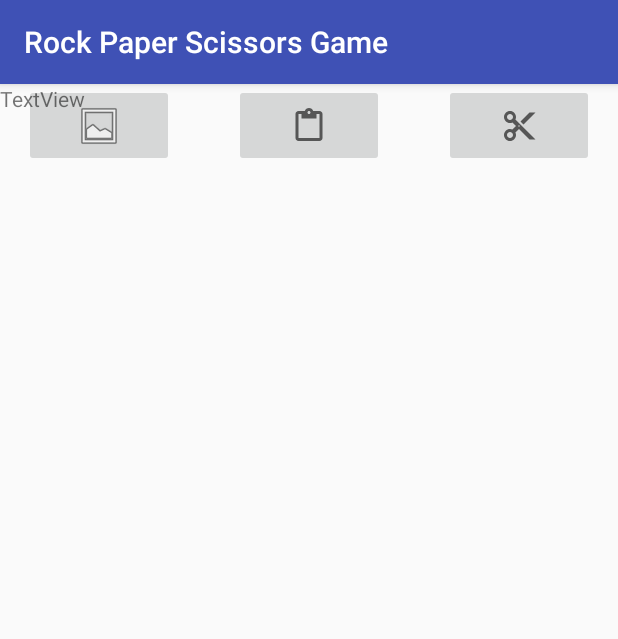
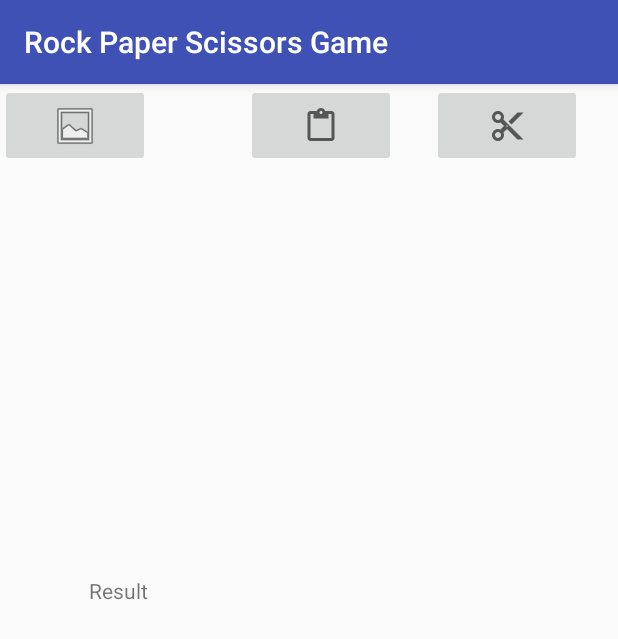
Before and after one commit to mickeyjoe75/android_projects, an Android app: the screen it shows after launch (RPSActivity), on a phone screen of 412 x 824 dp. Shown: the top 639 px of the screen. Run offline under Robolectric (Android 15) with nearby library versions, the phone set to English and light mode, and no system bars.

Commit message:
buttons delivering game result tested

```diff
--- a/RockPaperScissorsGame/app/src/main/java/com/numerounoapps/mjm75/rockpaperscissorsgame/RPSActivity.java
+++ b/RockPaperScissorsGame/app/src/main/java/com/numerounoapps/mjm75/rockpaperscissorsgame/RPSActivity.java
@@ -2,12 +2,44 @@ package com.numerounoapps.mjm75.rockpaperscissorsgame;
 
 import android.support.v7.app.AppCompatActivity;
 import android.os.Bundle;
+import android.view.View;
+import android.widget.Button;
+import android.widget.ImageButton;
+import android.widget.TextView;
 
 public class RPSActivity extends AppCompatActivity {
+    private ImageButton rockButton;
+    private ImageButton paperButton;
+    private ImageButton scissorsButton;
+    private TextView resultTextView;
 
     @Override
     protected void onCreate(Bundle savedInstanceState) {
         super.onCreate(savedInstanceState);
         setContentView(R.layout.activity_rps);
+
+        rockButton = findViewById(R.id.rockButtonID);
+        paperButton = findViewById(R.id.paperButtonID);
+        scissorsButton = findViewById(R.id.scissorsButtonID);
+        resultTextView = findViewById(R.id.resultTextViewID);
+        resultTextView.setText("Result");
+    }
+
+    public void  onRockButtonIDClicked(View imageButton){
+        GameLogic gameLogic = new GameLogic();
+        String words  = gameLogic.getTextForRock();
+        resultTextView.setText(words);
+    }
+
+    public void  onPaperButtonIDClicked(View imageButton){
+        GameLogic gameLogic = new GameLogic();
+        String words  = gameLogic.getTextForPaper();
+        resultTextView.setText(words);
+    }
+
+    public void  onScissorsButtonIDClicked(View imageButton){
+        GameLogic gameLogic = new GameLogic();
+        String words  = gameLogic.getTextForScissors();
+        resultTextView.setText(words);
     }
 }
--- a/RockPaperScissorsGame/app/src/main/res/layout/activity_rps.xml
+++ b/RockPaperScissorsGame/app/src/main/res/layout/activity_rps.xml
@@ -7,53 +7,52 @@
     tools:context=".RPSActivity">
 
     <ImageButton
-        android:id="@+id/imageButton"
+        android:id="@+id/scissorsButtonID"
         android:layout_width="100dp"
         android:layout_height="55dp"
         android:layout_marginEnd="24dp"
-        android:layout_marginLeft="8dp"
         android:layout_marginRight="24dp"
-        android:layout_marginStart="8dp"
+        android:onClick="onScissorsButtonIDClicked"
         app:layout_constraintEnd_toEndOf="parent"
-        app:layout_constraintHorizontal_bias="0.5"
-        app:layout_constraintStart_toEndOf="@+id/imageButton2"
         app:srcCompat="?android:attr/actionModeCutDrawable"
-        tools:layout_editor_absoluteY="41dp" />
+        tools:layout_editor_absoluteY="48dp" />
 
     <ImageButton
-        android:id="@+id/imageButton2"
+        android:id="@+id/paperButtonID"
         android:layout_width="100dp"
         android:layout_height="55dp"
-        android:layout_marginEnd="32dp"
-        android:layout_marginLeft="32dp"
-        android:layout_marginRight="32dp"
-        android:layout_marginStart="32dp"
-        app:layout_constraintEnd_toStartOf="@+id/imageButton"
-        app:layout_constraintStart_toEndOf="@+id/imageButton3"
+        android:layout_marginEnd="24dp"
+        android:layout_marginRight="24dp"
+        android:onClick="onPaperButtonIDClicked"
+        app:layout_constraintEnd_toStartOf="@+id/scissorsButtonID"
+        app:layout_constraintHorizontal_chainStyle="packed"
         app:srcCompat="?android:attr/actionModePasteDrawable"
-        tools:layout_editor_absoluteY="41dp" />
-
-    <ImageButton
-        android:id="@+id/imageButton3"
-        android:layout_width="100dp"
-        android:layout_height="55dp"
-        android:layout_marginEnd="8dp"
-        android:layout_marginLeft="24dp"
-        android:layout_marginRight="8dp"
-        android:layout_marginStart="24dp"
-        app:layout_constraintEnd_toStartOf="@+id/imageButton2"
-        app:layout_constraintStart_toStartOf="parent"
-        app:srcCompat="@android:drawable/ic_menu_gallery"
-        tools:layout_editor_absoluteY="41dp" />
+        tools:layout_editor_absoluteY="48dp" />
 
     <TextView
         android:id="@+id/resultTextViewID"
         android:layout_width="294dp"
         android:layout_height="167dp"
+        android:layout_marginBottom="8dp"
+        android:layout_marginEnd="8dp"
+        android:layout_marginLeft="8dp"
+        android:layout_marginRight="8dp"
+        android:layout_marginStart="8dp"
+        android:layout_marginTop="8dp"
         android:hint="@string/show_result"
-        android:text="TextView"
-        tools:layout_editor_absoluteX="45dp"
-        tools:layout_editor_absoluteY="188dp"
-        tools:text="@string/show_result" />
+        android:text="@string/show_result"
+        app:layout_constraintBottom_toBottomOf="parent"
+        app:layout_constraintEnd_toEndOf="parent"
+        app:layout_constraintStart_toStartOf="parent"
+        app:layout_constraintTop_toBottomOf="@+id/paperButtonID" />
+
+    <ImageButton
+        android:id="@+id/rockButtonID"
+        android:layout_width="100dp"
+        android:layout_height="55dp"
+        android:onClick="onRockButtonIDClicked"
+        app:srcCompat="@android:drawable/ic_menu_gallery"
+        tools:layout_editor_absoluteX="16dp"
+        tools:layout_editor_absoluteY="48dp" />
 
 </android.support.constraint.ConstraintLayout>
```
Also changed, not shown: RockPaperScissorsGame/app/src/main/java/com/numerounoapps/mjm75/rockpaperscissorsgame/GameLogic.java (added, +24 -0 lines), 2 other files.
